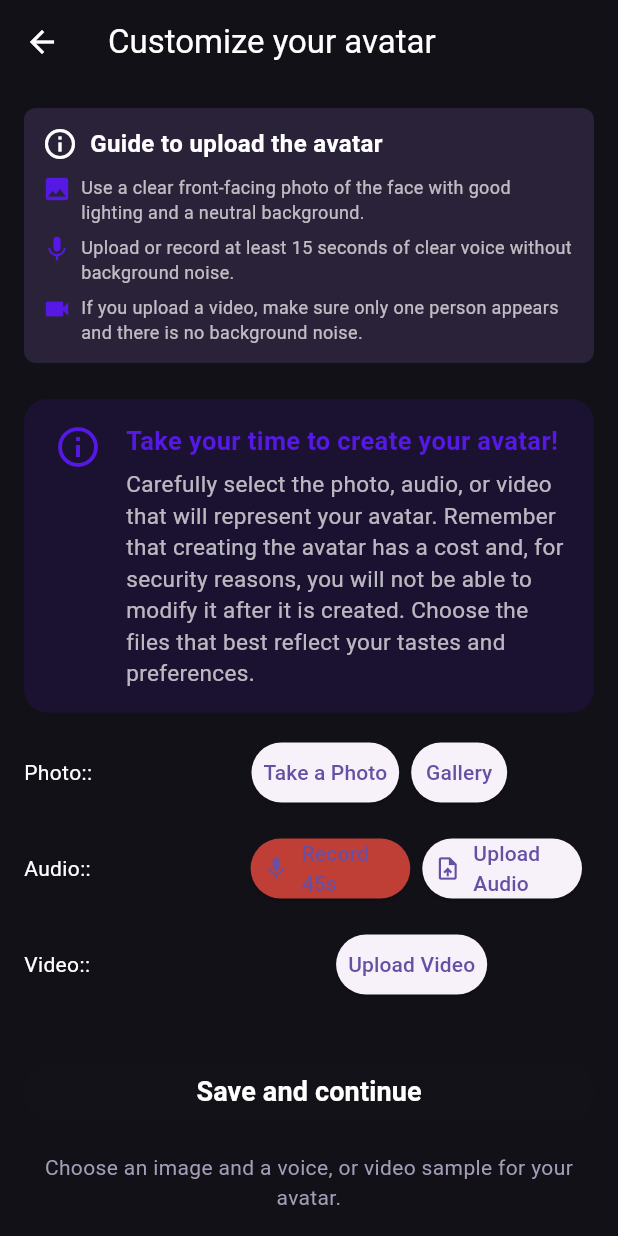
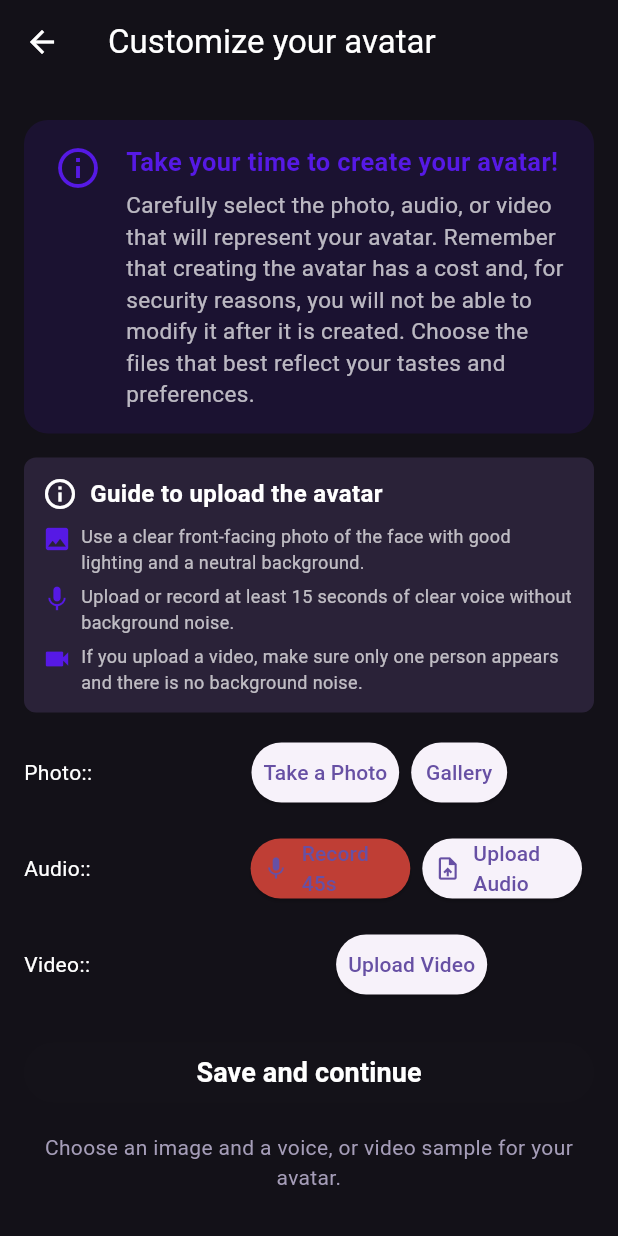
Before and after one commit to Julangar/MINE-Chatbot, a Flutter app: the CreateAvatarScreen screen opened by its route, on a phone screen of 412 x 824 dp. Run offline on Flutter 3.47's test engine with Material 3 defaults, Android fonts, the phone set to English and light mode, and no system bars; our stand-ins replace audioplayers, cloud_firestore, firebase_auth, firebase_core, firebase_storage, google_sign_in and 6 more; missing offline and left inert: file_selector, record; accounts and stored records are empty; Roboto replaces fonts that are missing (NotoSans); statements that could not run were skipped.

Commit message:
fix: update audio asset path and improve layout in avatar creation screen

```diff
--- a/mine-chat-app/mobile/lib/screens/chat_screen.dart
+++ b/mine-chat-app/mobile/lib/screens/chat_screen.dart
@@ -61,7 +61,7 @@ class _ChatScreenState extends State<ChatScreen> {
     try {
       // Detener cualquier efecto anterior antes de reproducir el nuevo
       await _sfxPlayer.stop();
-      await _sfxPlayer.play(AssetSource('sounds/$name.mp3'));
+      await _sfxPlayer.play(AssetSource('assets/sounds/$name.mp3'));
     } catch (_) {
       // Si falla (por ejemplo, archivo no encontrado) no hacemos nada.
     }
--- a/mine-chat-app/mobile/lib/screens/create_avatar_screen.dart
+++ b/mine-chat-app/mobile/lib/screens/create_avatar_screen.dart
@@ -551,9 +551,9 @@ class _CreateAvatarScreenState extends State<CreateAvatarScreen> {
         // El usuario subió imagen y audio (y posiblemente video). Se clona la
         // voz para usarla mas adelante.
         await AvatarService.cloneVoice(
-          audioUrlCloudinary,
           userId,
           _avatarType,
+          audioUrlCloudinary,
         );
       }
     } catch (e) {
@@ -634,18 +634,19 @@ class _CreateAvatarScreenState extends State<CreateAvatarScreen> {
         iconTheme: const IconThemeData(color: Colors.white),
       ),
       backgroundColor: const Color(0xFF131118),
-      body: Padding(
+      body: SingleChildScrollView(
         padding: const EdgeInsets.all(16.0),
         child: Column(
           children: [
-            // Guía de carga de avatar
-            _buildGuidelines(),
+
             // Mensaje de banner original de la app
             BannerMessage(
               title: AppLocalizations.of(context)!.takeYourTime,
               message: AppLocalizations.of(context)!.carefullySelect,
               icon: Icons.info_outline,
             ),
+            // Guía de carga de avatar
+            _buildGuidelines(),
             // FOTO
             Row(
               children: [
@@ -741,7 +742,7 @@ class _CreateAvatarScreenState extends State<CreateAvatarScreen> {
             ),
             if (_video != null)
               Text('${AppLocalizations.of(context)!.video}: ${_video!.path.split('/').last}', style: const TextStyle(color: Colors.white70)),
-            const Spacer(),
+            const SizedBox(height: 24),
 
             // BOTÓN GUARDAR Y CONTINUAR
             SizedBox(
```
